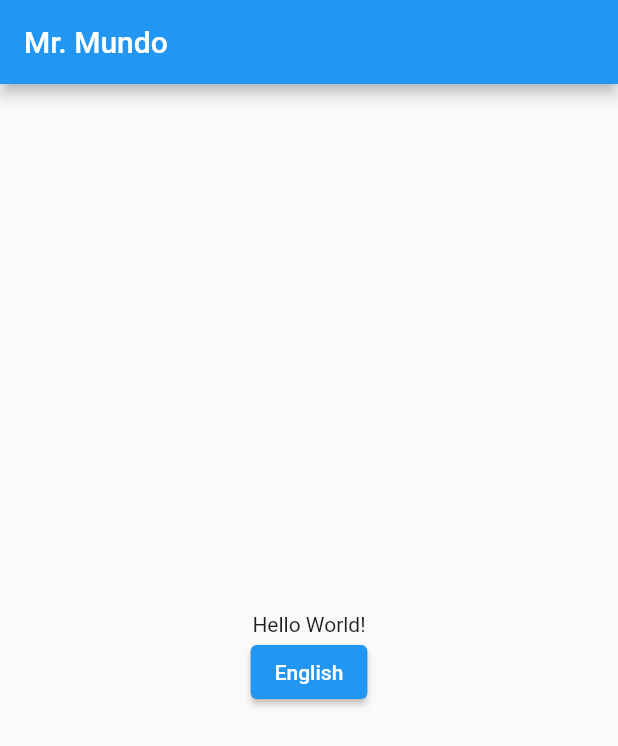
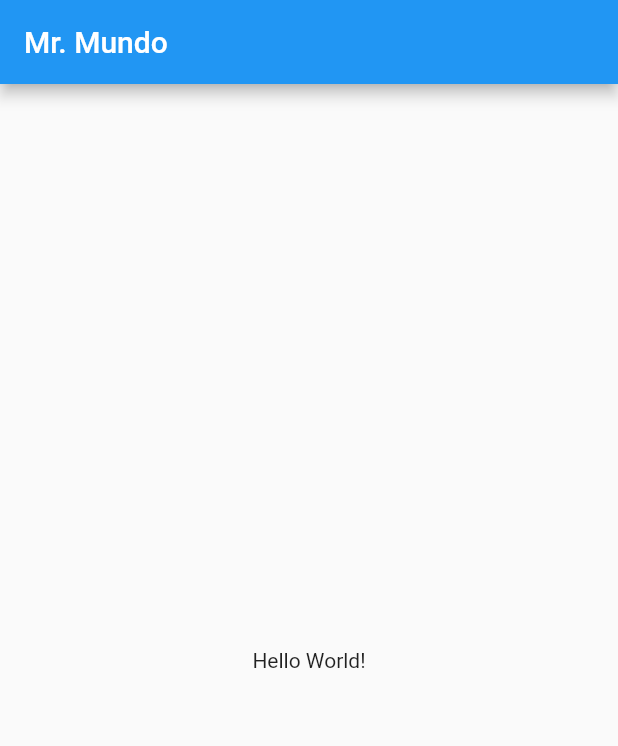
Before and after one commit to rasm211d/internationalizing, a Flutter app: the screen it shows after launch, on a phone screen of 412 x 824 dp. Shown: the top 746 px of the screen. Run offline on Flutter 3.47's test engine with Material 2 defaults, Android fonts, the light colour scheme and no system bars; generated files the repository leaves out were written again.

Commit message:
Update main.dart

```diff
--- a/international/lib/main.dart
+++ b/international/lib/main.dart
@@ -59,7 +59,6 @@ class MyHomePage extends StatelessWidget {
             mainAxisAlignment: MainAxisAlignment.center,
             children: [
               Text(AppLocalizations.of(context).helloWorld),
-              ElevatedButton(onPressed: () {}, child: Text('English'))
             ],
           ),
         ),
```
